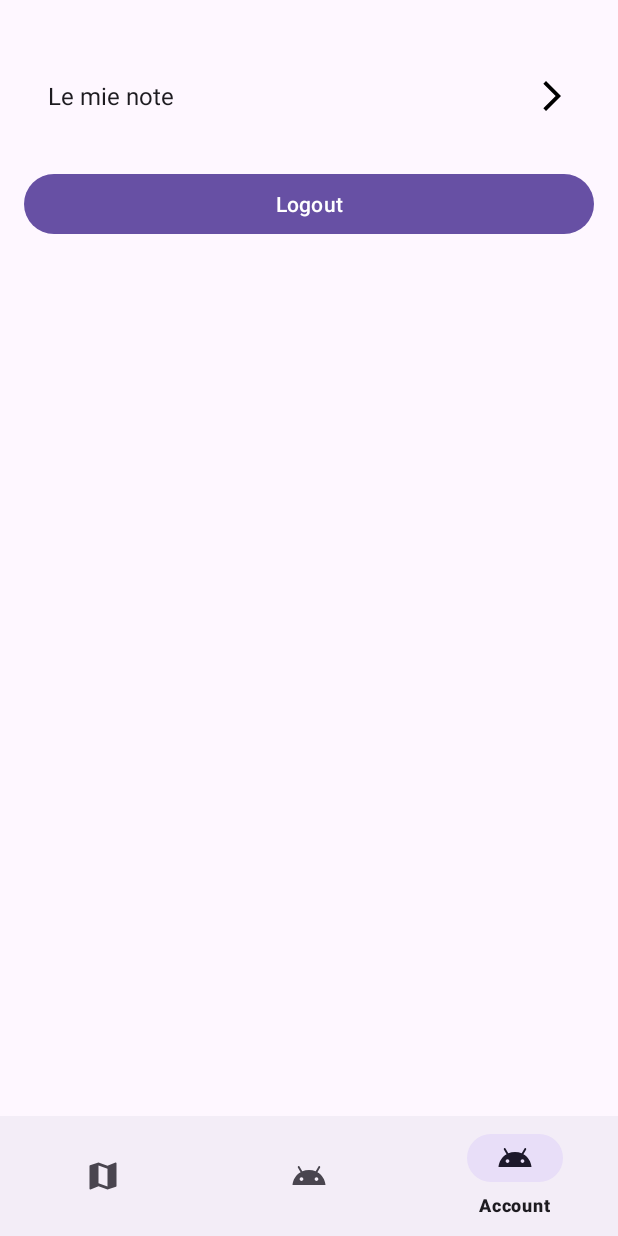
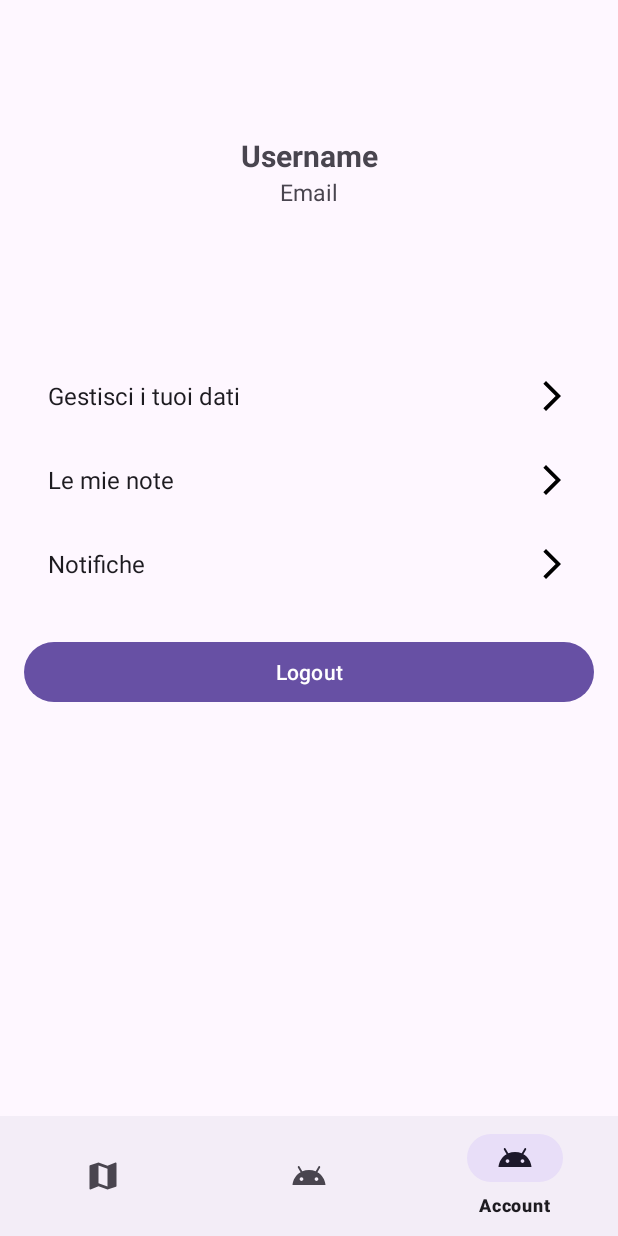
Before and after one commit to Peppe289/EchoTrail, an Android app: the screen it shows after launch once a user with an empty profile is signed in (DispatcherActivity), item 3 of the bottom bar chosen, on a phone screen of 412 x 824 dp. Run offline under Robolectric (Android 15) with nearby library versions, the phone set to English and light mode, and no system bars; our stand-ins replace Firebase (no records; nobody signed in at launch, a user with empty details on screens opened directly).

Commit message:
account page: update GUI
Signed-off-by: Peppe289 <gsperanza204@protonmail.com>

```diff
--- a/app/src/main/java/com/peppe289/echotrail/AccountFragment.java
+++ b/app/src/main/java/com/peppe289/echotrail/AccountFragment.java
@@ -5,10 +5,12 @@ import android.util.Log;
 import android.view.LayoutInflater;
 import android.view.View;
 import android.view.ViewGroup;
+import android.widget.ImageView;
 
 import androidx.annotation.NonNull;
 import androidx.fragment.app.Fragment;
 
+import com.google.android.material.appbar.AppBarLayout;
 import com.peppe289.echotrail.controller.user.UserController;
 import com.peppe289.echotrail.databinding.FragmentAccountBinding;
 import com.peppe289.echotrail.utils.MoveActivity;
@@ -29,12 +31,34 @@ public class AccountFragment extends Fragment {
         // TODO: implements the button function (should be open personal notes list)
         binding.mynotes.setOnClickListener(view -> Log.i("AccountFragment", "My notes button clicked"));
 
+        // TODO: implements the button function (should be open personal information for editing)
+        binding.personalData.setOnClickListener(view -> Log.i("AccountFragment", "Edit profile button clicked"));
+
+        // TODO: implements the button function (should be open notify settings)
+        binding.notify.setOnClickListener(view -> Log.i("AccountFragment", "Notify settings button clicked"));
+
         binding.logoutBtn.setOnClickListener(view -> {
             UserController.logout();
             MoveActivity.rebaseActivity(getActivity(), MainActivity.class);
             Log.i("AccountFragment", "User logged out");
         });
 
+        AppBarLayout appBarLayout = binding.appBarLayout;
+
+
+        appBarLayout.addOnOffsetChangedListener(new AppBarLayout.OnOffsetChangedListener() {
+            @Override
+            public void onOffsetChanged(AppBarLayout appBarLayout, int verticalOffset) {
+                float percentage = Math.abs(verticalOffset) / (float) appBarLayout.getTotalScrollRange();
+
+                binding.userIcon.setScaleX(1 - percentage);
+                binding.userIcon.setScaleY(1 - percentage);
+
+                binding.userIcon.setAlpha(1 - percentage);
+            }
+        });;
+
+
         return rootView;
     }
 }
--- a/app/src/main/res/layout/fragment_account.xml
+++ b/app/src/main/res/layout/fragment_account.xml
@@ -1,22 +1,101 @@
 <?xml version="1.0" encoding="utf-8"?>
-<androidx.constraintlayout.widget.ConstraintLayout xmlns:android="http://schemas.android.com/apk/res/android"
+<androidx.coordinatorlayout.widget.CoordinatorLayout xmlns:android="http://schemas.android.com/apk/res/android"
     xmlns:app="http://schemas.android.com/apk/res-auto"
     xmlns:tools="http://schemas.android.com/tools"
     android:layout_width="match_parent"
     android:layout_height="match_parent"
     tools:context=".AccountFragment">
 
-    <ScrollView
+
+    <com.google.android.material.appbar.AppBarLayout
+        android:id="@+id/appBarLayout"
         android:layout_width="match_parent"
-        android:layout_height="0dp"
-        app:layout_constraintBottom_toBottomOf="parent"
-        app:layout_constraintTop_toTopOf="parent">
+        android:layout_height="200dp"
+        android:theme="@style/ThemeOverlay.Material3.ActionBar">
+
+        <com.google.android.material.appbar.CollapsingToolbarLayout
+            android:id="@+id/collapsingToolbar"
+            android:layout_width="match_parent"
+            android:layout_height="match_parent"
+            app:contentScrim="?attr/selectableItemBackgroundBorderless"
+            app:layout_collapseMode="parallax"
+            app:layout_collapseParallaxMultiplier="0.5"
+            app:layout_scrollFlags="scroll|exitUntilCollapsed">
+
+            <androidx.constraintlayout.widget.ConstraintLayout
+                android:id="@+id/userIcon"
+                android:layout_width="120dp"
+                android:layout_height="120dp"
+                android:layout_gravity="center"
+                android:layout_marginTop="50dp"
+                android:scaleType="centerCrop"
+                app:layout_collapseMode="parallax">
+
+                <androidx.constraintlayout.widget.ConstraintLayout
+                    android:layout_width="match_parent"
+                    android:layout_height="match_parent">
+
+                    <com.google.android.material.textview.MaterialTextView
+                        android:id="@+id/usernameTextView"
+                        android:layout_width="wrap_content"
+                        android:layout_height="wrap_content"
+                        app:layout_constraintTop_toTopOf="parent"
+                        app:layout_constraintStart_toStartOf="parent"
+                        app:layout_constraintEnd_toEndOf="parent"
+                        android:foregroundGravity="center"
+                        android:textStyle="bold"
+                        android:textSize="20sp"
+                        android:text="@string/username" />
+
+                    <com.google.android.material.textview.MaterialTextView
+                        android:id="@+id/messageTextView"
+                        android:layout_width="wrap_content"
+                        android:layout_height="wrap_content"
+                        app:layout_constraintTop_toBottomOf="@id/usernameTextView"
+                        app:layout_constraintStart_toStartOf="parent"
+                        app:layout_constraintEnd_toEndOf="parent"
+                        android:foregroundGravity="center"
+                        android:textSize="15sp"
+                        android:text="@string/email" />
+                </androidx.constraintlayout.widget.ConstraintLayout>
+
+            </androidx.constraintlayout.widget.ConstraintLayout>
+        </com.google.android.material.appbar.CollapsingToolbarLayout>
+    </com.google.android.material.appbar.AppBarLayout>
+
+
+    <androidx.core.widget.NestedScrollView
+        android:layout_width="match_parent"
+        android:layout_height="wrap_content"
+        app:layout_behavior="@string/appbar_scrolling_view_behavior"
+        app:layout_constraintBottom_toBottomOf="parent">
 
         <TableLayout
             android:layout_width="match_parent"
             android:layout_height="wrap_content"
             android:layout_marginTop="20sp"
             android:padding="16dp">
+
+            <!-- start row -->
+            <TableRow
+                android:id="@+id/personalData"
+                style="@style/Widget.MyApp.Row"
+                android:background="?attr/selectableItemBackground"
+                android:clickable="true"
+                android:focusable="true">
+
+                <TextView
+                    style="@style/Widget.MyApp.RowLeftItem"
+                    android:background="#00000000"
+                    android:text="@string/gestisci_i_tuoi_dati" />
+
+                <ImageView
+                    style="@style/Widget.MyApp.RowRightItem"
+                    android:background="#00000000"
+                    android:contentDescription="@string/right_arrow"
+                    android:src="@drawable/baseline_arrow_forward_ios_24" />
+            </TableRow>
+            <!-- end row -->
 
             <!-- start row -->
             <TableRow
@@ -27,13 +106,32 @@
                 android:focusable="true">
 
                 <TextView
-                    android:id="@+id/left_text"
                     style="@style/Widget.MyApp.RowLeftItem"
                     android:background="#00000000"
                     android:text="@string/le_mie_note" />
 
                 <ImageView
-                    android:id="@+id/right_arrow"
+                    style="@style/Widget.MyApp.RowRightItem"
+                    android:background="#00000000"
+                    android:contentDescription="@string/right_arrow"
+                    android:src="@drawable/baseline_arrow_forward_ios_24" />
+            </TableRow>
+            <!-- end row -->
+
+            <!-- start row -->
+            <TableRow
+                android:id="@+id/notify"
+                style="@style/Widget.MyApp.Row"
+                android:background="?attr/selectableItemBackground"
+                android:clickable="true"
+                android:focusable="true">
+
+                <TextView
+                    style="@style/Widget.MyApp.RowLeftItem"
+                    android:background="#00000000"
+                    android:text="@string/notifiche" />
+
+                <ImageView
                     style="@style/Widget.MyApp.RowRightItem"
                     android:background="#00000000"
                     android:contentDescription="@string/right_arrow"
@@ -49,5 +147,5 @@
                 android:text="@string/logout" />
         </TableLayout>
 
-    </ScrollView>
-</androidx.constraintlayout.widget.ConstraintLayout>
+    </androidx.core.widget.NestedScrollView>
+</androidx.coordinatorlayout.widget.CoordinatorLayout>
--- a/app/src/main/res/values/strings.xml
+++ b/app/src/main/res/values/strings.xml
@@ -14,4 +14,6 @@
     <string name="username">Username</string>
     <string name="right_arrow">right_arrow</string>
     <string name="le_mie_note">Le mie note</string>
+    <string name="notifiche">Notifiche</string>
+    <string name="gestisci_i_tuoi_dati">Gestisci i tuoi dati</string>
 </resources>
```
